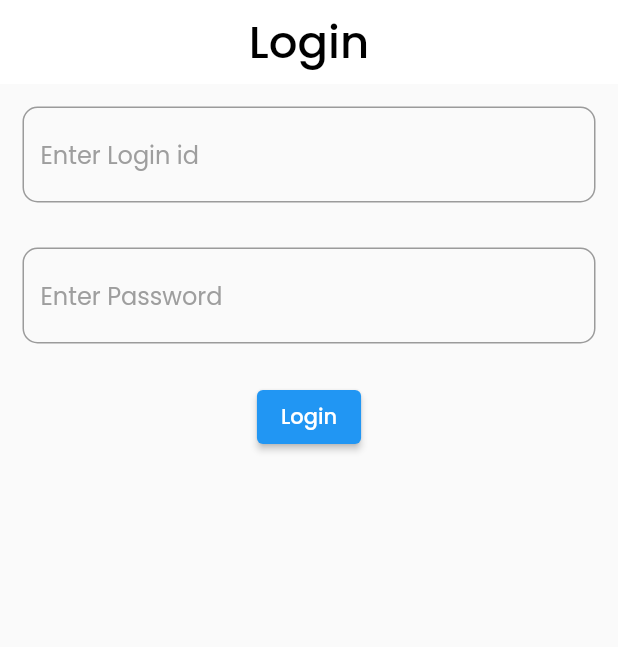
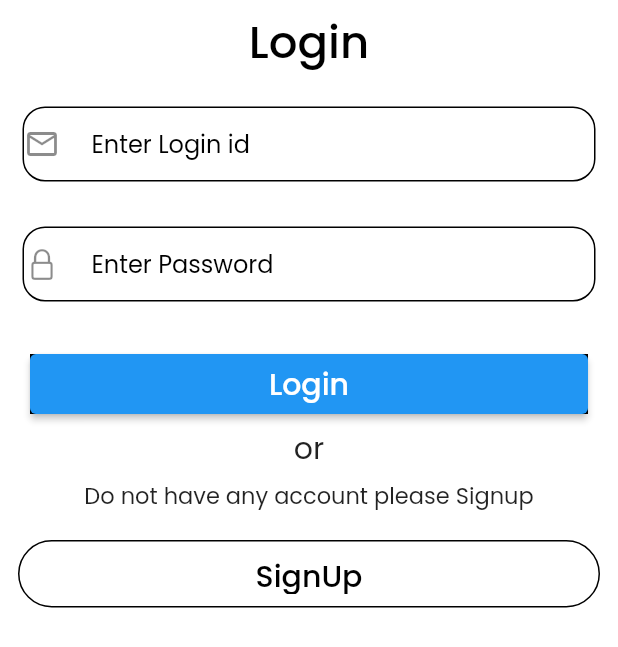
Before and after one commit to Sahil-Thager/todo-app, a Flutter app: the screen it shows after launch, on a phone screen of 412 x 824 dp. Shown: the top 647 px of the screen. Run offline on Flutter 3.47's test engine with Material 2 defaults, Android fonts, the phone set to English and light mode, and no system bars; our stand-ins replace email_validator, firebase_auth, firebase_core, flutter_local_notifications, google_fonts; accounts and stored records are empty.

Commit message:
FireBase Added

```diff
--- a/lib/screens/login_screen.dart
+++ b/lib/screens/login_screen.dart
@@ -1,6 +1,11 @@
+import 'dart:developer';
+
 import 'package:email_validator/email_validator.dart';
+import 'package:firebase_auth/firebase_auth.dart';
+import 'package:flutter/cupertino.dart';
 import 'package:flutter/material.dart';
 import 'package:flutter_todo_app/screens/home.dart';
+import 'package:flutter_todo_app/screens/signup_screen.dart';
 
 class LogInScreen extends StatefulWidget {
   const LogInScreen({super.key});
@@ -12,11 +17,13 @@ class LogInScreen extends StatefulWidget {
 class _LogInScreenState extends State<LogInScreen> {
   final _formkey = GlobalKey<FormState>();
 
-  final emailController = TextEditingController();
+  TextEditingController emailController = TextEditingController();
+  TextEditingController passwordController = TextEditingController();
 
   @override
   Widget build(BuildContext context) {
     return Scaffold(
+      backgroundColor: Colors.white,
       appBar: AppBar(
         centerTitle: true,
         elevation: 0,
@@ -32,9 +39,15 @@ class _LogInScreenState extends State<LogInScreen> {
       body: Form(
         key: _formkey,
         child: Column(
+//crossAxisAlignment: CrossAxisAlignment.start,
           children: [
             Padding(
               padding: const EdgeInsets.all(15.0),
+              child: Container(
+                decoration: BoxDecoration(
+                    color: Colors.white,
+                    border: Border.all(),
+                    borderRadius: BorderRadius.circular(15)),
                 child: TextFormField(
                   controller: emailController,
                   validator: ((value) {
@@ -46,16 +59,24 @@ class _LogInScreenState extends State<LogInScreen> {
                     }
                     return null;
                   }),
-                decoration: InputDecoration(
-                    border: OutlineInputBorder(
-                        borderRadius: BorderRadius.circular(10)),
+                  decoration: const InputDecoration(
+                      icon: Icon(Icons.email_outlined),
+                      contentPadding: EdgeInsets.only(left: 5),
+                      border: InputBorder.none,
                       hintText: "Enter Login id",
-                    hintStyle: const TextStyle(color: Colors.grey)),
+                      hintStyle: TextStyle(color: Colors.black)),
+                ),
               ),
             ),
             Padding(
               padding: const EdgeInsets.all(15.0),
+              child: Container(
+                decoration: BoxDecoration(
+                    color: Colors.white,
+                    border: Border.all(),
+                    borderRadius: BorderRadius.circular(15)),
                 child: TextFormField(
+                  controller: passwordController,
                   validator: ((value) {
                     if (value!.isEmpty) {
                       return "please enter Password";
@@ -64,25 +85,82 @@ class _LogInScreenState extends State<LogInScreen> {
                     return null;
                   }),
                   obscureText: true,
-                decoration: InputDecoration(
-                    border: OutlineInputBorder(
-                        borderRadius: BorderRadius.circular(10)),
+                  decoration: const InputDecoration(
+                      icon: Icon(CupertinoIcons.padlock),
+                      contentPadding: EdgeInsets.only(left: 5),
+                      border: InputBorder.none,
                       hintText: "Enter Password",
-                    hintStyle: const TextStyle(color: Colors.grey)),
+                      hintStyle: TextStyle(color: Colors.black)),
+                ),
               ),
             ),
             Padding(
-              padding: const EdgeInsets.only(left: 20, right: 20, top: 10),
+              padding: const EdgeInsets.only(left: 20, right: 20, top: 20),
+              child: Container(
+                height: 40,
+                width: double.infinity,
+                decoration: const BoxDecoration(color: Colors.black),
                 child: ElevatedButton(
                     onPressed: () {
+                      try {
+                        FirebaseAuth.instance
+                            .signInWithEmailAndPassword(
+                                email: emailController.text,
+                                password: passwordController.text)
+                            .then((value) {
                           if (_formkey.currentState!.validate()) {
                             Navigator.push(context,
                                 MaterialPageRoute(builder: (context) {
                               return const Home();
                             }));
                           }
+                        });
+                      } catch (e) {
+                        log('An Exception Occured:$e');
+                      }
                     },
-                  child: const Text("Login")),
+                    child: const Text(
+                      "Login",
+                      style: TextStyle(fontSize: 20),
+                    )),
+              ),
+            ),
+            const Padding(
+              padding: EdgeInsets.only(top: 8),
+              child: Text(
+                "or",
+                style: TextStyle(
+                  fontSize: 20,
+                ),
+              ),
+            ),
+            const Padding(
+              padding: EdgeInsets.only(top: 5),
+              child: Text(
+                "Do not have any account please Signup",
+                style: TextStyle(fontSize: 15),
+              ),
+            ),
+            Padding(
+              padding: const EdgeInsets.only(left: 12, right: 12, top: 18),
+              child: Container(
+                height: 45,
+                width: double.infinity,
+                decoration: BoxDecoration(
+                    border: Border.all(color: Colors.black),
+                    borderRadius: BorderRadius.circular(25)),
+                child: TextButton(
+                    onPressed: () {
+                      Navigator.push(context,
+                          MaterialPageRoute(builder: (context) {
+                        return const SignupScreen();
+                      }));
+                    },
+                    child: const Text(
+                      "SignUp",
+                      style: TextStyle(fontSize: 20, color: Colors.black),
+                    )),
+              ),
             )
           ],
         ),
```
Also changed, not shown: lib/screens/home.dart (+3 -4 lines), lib/screens/signup_screen.dart (added, +114 -0 lines). Lines whose indentation alone changed are shown as unchanged.
